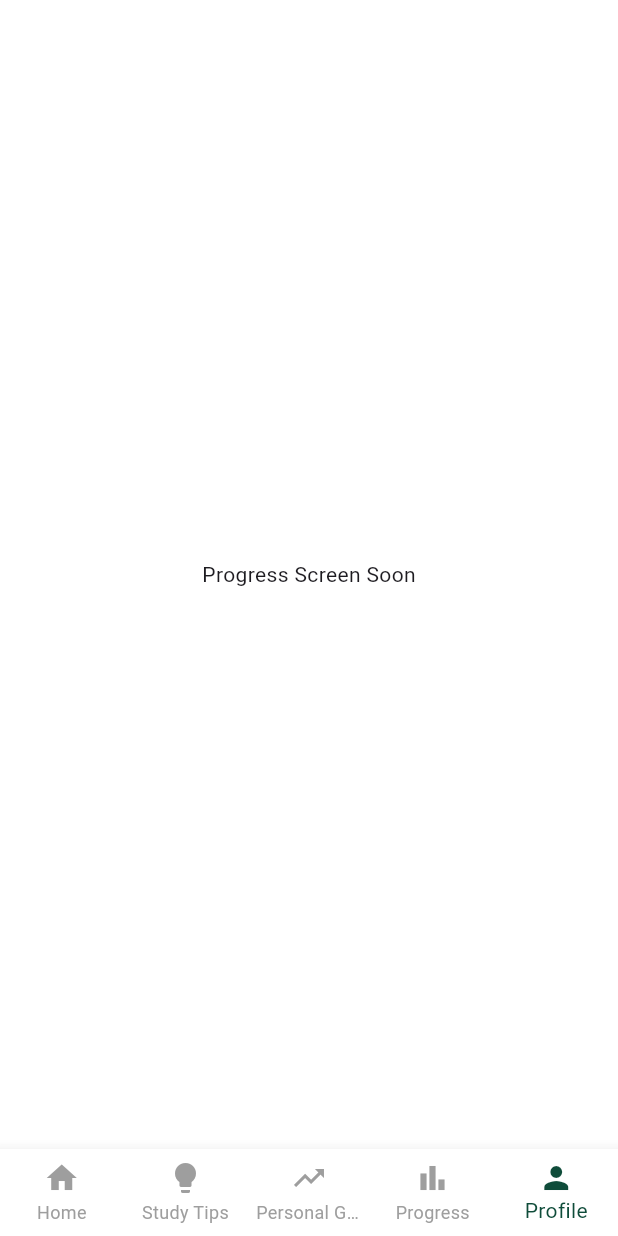
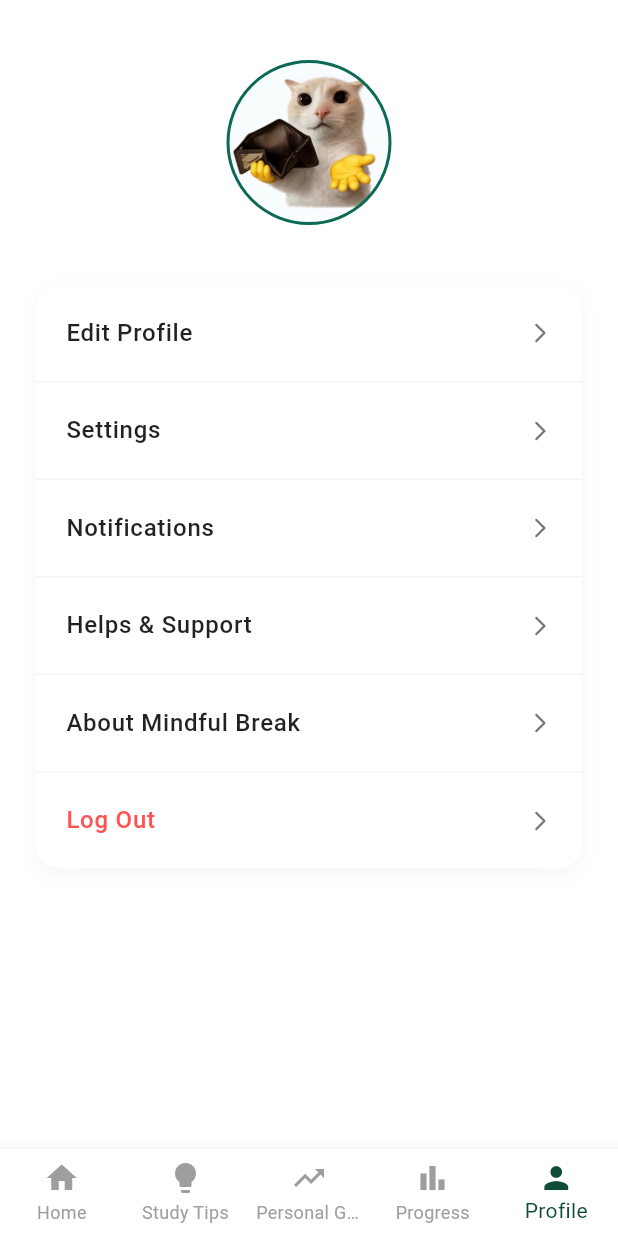
Before and after one commit to secretwiy4/mindful_break, a Flutter app: the HomeScreen screen opened directly, item 5 of the bottom bar chosen, on a phone screen of 412 x 824 dp. Run offline on Flutter 3.47's test engine with Material 3 defaults, Android fonts, the light colour scheme and no system bars; our stand-ins replace cloud_firestore, firebase_auth, firebase_core; accounts and stored records are empty.

Commit message:
screen settings

```diff
--- a/lib/main.dart
+++ b/lib/main.dart
@@ -1,7 +1,6 @@
 import 'package:flutter/material.dart';
 import 'package:firebase_core/firebase_core.dart';
 import 'package:mindful_break/screens/home_screen.dart';
-import 'package:mindful_break/screens/stressmanagement_stress.dart';
 import 'firebase_options.dart';
 import 'screens/welcome_screen.dart';
 
@@ -22,7 +21,7 @@ class MyApp extends StatelessWidget {
   Widget build(BuildContext context) {
     return MaterialApp(
       debugShowCheckedModeBanner: false,
-      home: const StressManagementScreen(),
+      home: const HomeScreen(),
     );
   }
 }
--- a/lib/screens/home_screen.dart
+++ b/lib/screens/home_screen.dart
@@ -1,7 +1,8 @@
 import 'package:flutter/material.dart';
 import 'package:mindful_break/screens/breathingexercises_screen.dart';
 import 'package:mindful_break/screens/breathinglibrary_screen.dart';
-import 'package:mindful_break/screens/stressmanagement_stress.dart'; // 👈 Tambah line ni!
+import 'package:mindful_break/screens/stressmanagement_stress.dart';
+import 'profile_screen.dart';
 
 class HomeScreen extends StatefulWidget {
   const HomeScreen({super.key});
@@ -20,9 +21,8 @@ class _HomeScreenState extends State<HomeScreen> {
         _buildHomeContent(),
       const Center(child: Text("Study Tips Screen Soon")),
       const StressManagementScreen(),
-      const Center(child: Text("Personal Growth Screen Soon")),
       const Center(child: Text("Progress Screen Soon")),
-        const Center(child: Text("Profile Screen Soon")),
+      const ProfileScreen(),
       ][_currentIndex],
 
       bottomNavigationBar: BottomNavigationBar(
--- /dev/null
+++ b/lib/screens/profile_screen.dart
@@ -0,0 +1,223 @@
+import 'package:flutter/material.dart';
+import 'welcome_screen.dart';
+
+class ProfileScreen extends StatelessWidget {
+  const ProfileScreen({super.key});
+
+  void _showLogoutDialog(BuildContext context) {
+    showDialog(
+      context: context,
+      barrierDismissible: true,
+      builder: (BuildContext context) {
+        return Dialog(
+          shape: RoundedRectangleBorder(
+            borderRadius: BorderRadius.circular(20),
+          ),
+          child: Padding(
+            padding: const EdgeInsets.symmetric(horizontal: 20.0, vertical: 24.0),
+            child: Column(
+              mainAxisSize: MainAxisSize.min,
+              children: [
+                const Text(
+                  "Log Out",
+                  style: TextStyle(
+                    fontSize: 18,
+                    fontWeight: FontWeight.bold,
+                    color: Colors.black87,
+                  ),
+                ),
+                const SizedBox(height: 8),
+                const Text(
+                  "Are you sure you want to log out?",
+                  textAlign: TextAlign.center,
+                  style: TextStyle(
+                    fontSize: 14,
+                    color: Colors.grey,
+                  ),
+                ),
+                const SizedBox(height: 24),
+                Row(
+                  mainAxisAlignment: MainAxisAlignment.center,
+                  children: [
+                    TextButton(
+                      onPressed: () {
+                        Navigator.pop(context);
+                      },
+                      child: const Text(
+                        "Cancel",
+                        style: TextStyle(
+                          color: Color(0xFF0C6955),
+                          fontWeight: FontWeight.bold,
+                          fontSize: 15,
+                        ),
+                      ),
+                    ),
+                    const SizedBox(width: 16),
+                    SizedBox(
+                      height: 40,
+                      child: ElevatedButton(
+                        style: ElevatedButton.styleFrom(
+                          backgroundColor: const Color(0xFFFF5252),
+                          shape: RoundedRectangleBorder(
+                            borderRadius: BorderRadius.circular(12),
+                          ),
+                          elevation: 0,
+                          padding: const EdgeInsets.symmetric(horizontal: 20),
+                        ),
+                        onPressed: () {
+                          Navigator.pop(context);
+
+                          Navigator.pushAndRemoveUntil(
+                            context,
+                            MaterialPageRoute(
+                              builder: (context) => const WelcomeScreen(), //
+                            ),
+                                (route) => false,
+                          );
+                        },
+                        child: const Text(
+                          "Log Out",
+                          style: TextStyle(
+                            color: Colors.white,
+                            fontSize: 14,
+                            fontWeight: FontWeight.bold,
+                          ),
+                        ),
+                      ),
+                    ),
+                  ],
+                )
+              ],
+            ),
+          ),
+        );
+      },
+    );
+  }
+
+  @override
+  Widget build(BuildContext context) {
+    return Scaffold(
+      backgroundColor: Colors.white,
+      body: SafeArea(
+        child: SingleChildScrollView(
+          child: Column(
+            children: [
+              const SizedBox(height: 40),
+
+              Center(
+                child: Container(
+                  width: 110,
+                  height: 110,
+                  decoration: BoxDecoration(
+                    shape: BoxShape.circle,
+                    color: Colors.grey[200],
+                    border: Border.all(color: const Color(0xFF0C6955), width: 2),
+                    image: const DecorationImage(
+                      image: AssetImage('images/cat.jpg'),
+                      fit: BoxFit.cover,
+                    ),
+                  ),
+                ),
+              ),
+
+              const SizedBox(height: 40),
+
+              Padding(
+                padding: const EdgeInsets.symmetric(horizontal: 24.0),
+                child: Container(
+                  decoration: BoxDecoration(
+                    color: Colors.white,
+                    borderRadius: BorderRadius.circular(16),
+                    boxShadow: [
+                      BoxShadow(
+                        color: Colors.black.withOpacity(0.04),
+                        blurRadius: 10,
+                        offset: const Offset(0, 4),
+                      ),
+                    ],
+                  ),
+                  child: Column(
+                    children: [
+                      _buildMenuItem(
+                        title: "Edit Profile",
+                        textColor: Colors.black87,
+                        onTap: () {
+                        },
+                      ),
+                      _buildDivider(),
+                      _buildMenuItem(
+                        title: "Settings",
+                        textColor: Colors.black87,
+                        onTap: () {},
+                      ),
+                      _buildDivider(),
+                      _buildMenuItem(
+                        title: "Notifications",
+                        textColor: Colors.black87,
+                        onTap: () {},
+                      ),
+                      _buildDivider(),
+                      _buildMenuItem(
+                        title: "Helps & Support",
+                        textColor: Colors.black87,
+                        onTap: () {},
+                      ),
+                      _buildDivider(),
+                      _buildMenuItem(
+                        title: "About Mindful Break",
+                        textColor: Colors.black87,
+                        onTap: () {},
+                      ),
+                      _buildDivider(),
+                      _buildMenuItem(
+                        title: "Log Out",
+                        textColor: Colors.redAccent,
+                        onTap: () {
+                          _showLogoutDialog(context);
+                        },
+                      ),
+                    ],
+                  ),
+                ),
+              ),
+              const SizedBox(height: 20),
+            ],
+          ),
+        ),
+      ),
+    );
+  }
+
+  Widget _buildMenuItem({
+    required String title,
+    required Color textColor,
+    required VoidCallback onTap,
+  }) {
+    return ListTile(
+      contentPadding: const EdgeInsets.symmetric(horizontal: 20, vertical: 4),
+      title: Text(
+        title,
+        style: TextStyle(
+          fontSize: 16,
+          fontWeight: FontWeight.w500,
+          color: textColor,
+        ),
+      ),
+      trailing: const Icon(
+        Icons.arrow_forward_ios_rounded,
+        size: 16,
+        color: Colors.black54,
+      ),
+      onTap: onTap,
+    );
+  }
+
+  Widget _buildDivider() {
+    return Divider(
+      height: 1,
+      thickness: 1,
+      color: Colors.grey[100],
+    );
+  }
+}
--- a/pubspec.yaml
+++ b/pubspec.yaml
@@ -70,6 +70,7 @@ flutter:
   - images/lace.jpg
   - images/welcome frame bg.jpg
   - images/ocean.jpg
+  - images/cat.jpg
 
   # An image asset can refer to one or more resolution-specific "variants", see
   # https://flutter.dev/to/resolution-aware-images
```
Also changed, not shown: images/cat.jpg (added).
